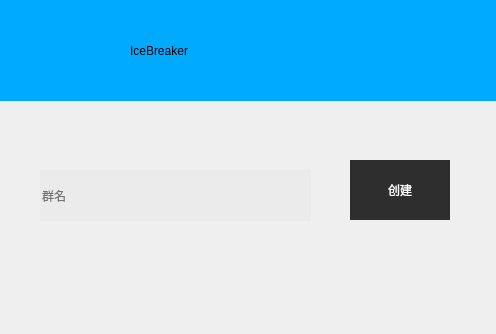
The window that qClient/groupregster.ui (AGuan177/QTice) describes before a commit, drawn with Qt 5.
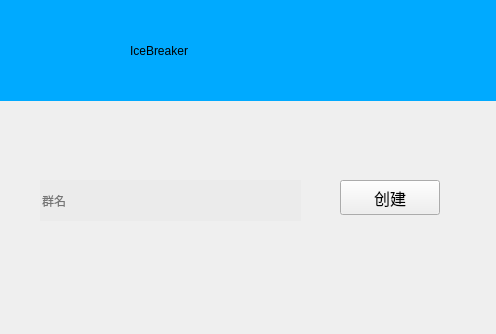
The same window after the commit. Icons and pictures are not drawn.

The edit to the form file:
```diff
--- a/qClient/groupregster.ui
+++ b/qClient/groupregster.ui
@@ -39,45 +39,15 @@
    <property name="geometry">
     <rect>
      <x>40</x>
-     <y>170</y>
-     <width>271</width>
-     <height>51</height>
+     <y>180</y>
+     <width>261</width>
+     <height>41</height>
     </rect>
    </property>
    <property name="placeholderText">
     <string>群名</string>
    </property>
   </widget>
-  <widget class="QPushButton" name="pushButtonCreateGroup">
-   <property name="geometry">
-    <rect>
-     <x>350</x>
-     <y>160</y>
-     <width>100</width>
-     <height>60</height>
-    </rect>
-   </property>
-   <property name="minimumSize">
-    <size>
-     <width>100</width>
-     <height>60</height>
-    </size>
-   </property>
-   <property name="maximumSize">
-    <size>
-     <width>100</width>
-     <height>60</height>
-    </size>
-   </property>
-   <property name="styleSheet">
-    <string notr="true">background-color: rgb(46,46,46);
-color: rgb(255, 255, 255);
-border:none;</string>
-   </property>
-   <property name="text">
-    <string>创建</string>
-   </property>
-  </widget>
   <widget class="QWidget" name="widget" native="true">
    <property name="geometry">
     <rect>
@@ -114,6 +84,48 @@
     </property>
    </widget>
   </widget>
+  <widget class="QPushButton" name="pushButtonCreateGroup">
+   <property name="geometry">
+    <rect>
+     <x>340</x>
+     <y>180</y>
+     <width>100</width>
+     <height>35</height>
+    </rect>
+   </property>
+   <property name="sizePolicy">
+    <sizepolicy hsizetype="Fixed" vsizetype="Fixed">
+     <horstretch>0</horstretch>
+     <verstretch>0</verstretch>
+    </sizepolicy>
+   </property>
+   <property name="minimumSize">
+    <size>
+     <width>100</width>
+     <height>35</height>
+    </size>
+   </property>
+   <property name="maximumSize">
+    <size>
+     <width>90</width>
+     <height>35</height>
+    </size>
+   </property>
+   <property name="font">
+    <font>
+     <family>微软雅黑</family>
+     <pointsize>12</pointsize>
+    </font>
+   </property>
+   <property name="styleSheet">
+    <string notr="true">background-color: rgb(46,46，46);
+color: rgb(0, 0, 0);
+</string>
+   </property>
+   <property name="text">
+    <string>创建</string>
+   </property>
+  </widget>
  </widget>
  <resources/>
  <connections/>
```
Left out of the diff: 3 changed lines with no effect on the pictures.
